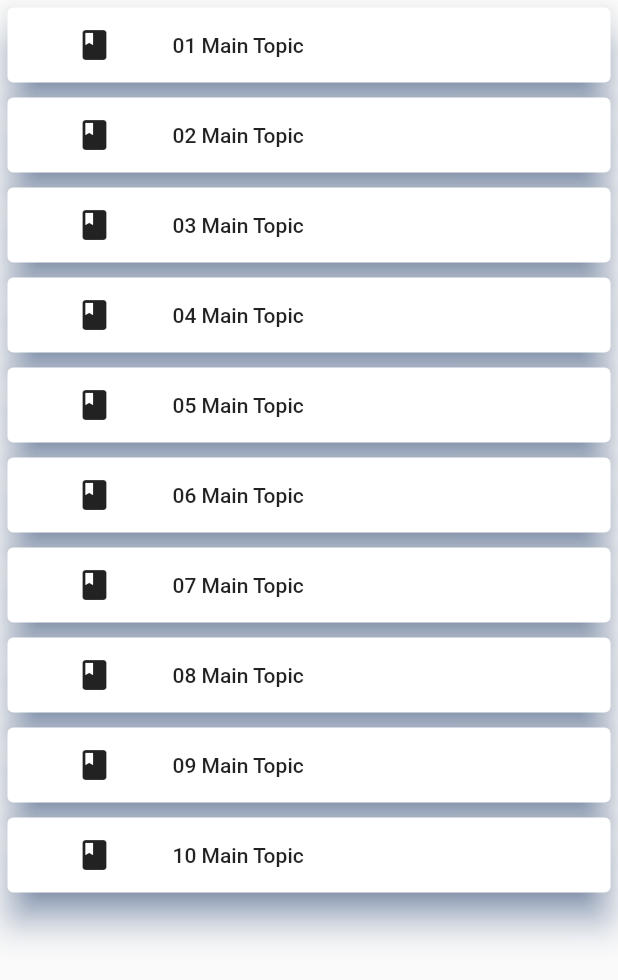
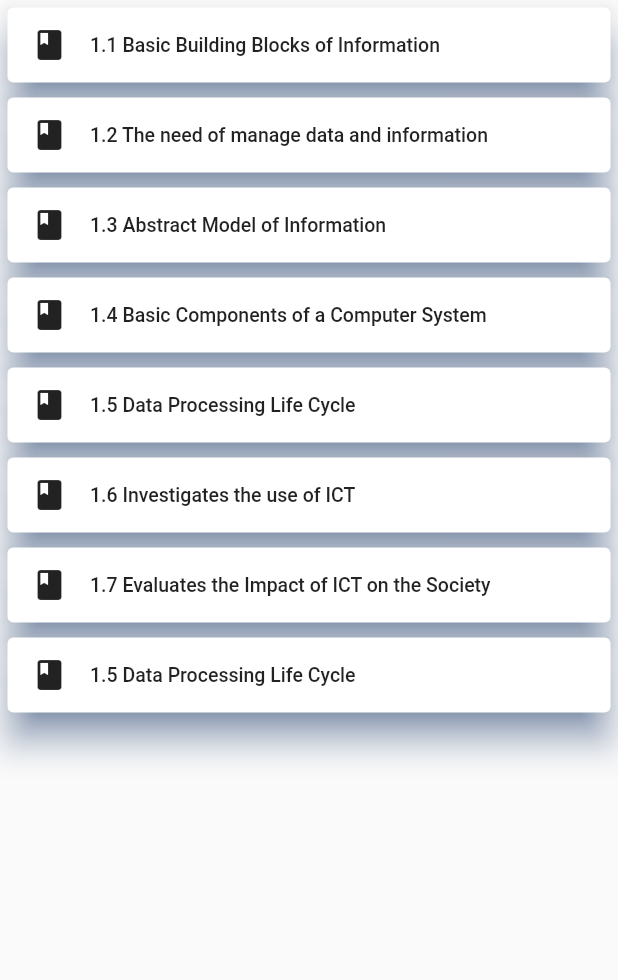
Before and after one commit to nawodyaonline/note_app, a Flutter app: the ItList screen opened by its route, on a phone screen of 412 x 824 dp. Shown: the top 980 px of the screen. Run offline on Flutter 3.47's test engine with Material 2 defaults, Android fonts, the phone set to English and light mode, and no system bars; missing offline and left inert: flutter_plugin_pdf_viewer.

Commit message:
Added ICT lessons

```diff
--- a/lib/Screens/it_topics.dart
+++ b/lib/Screens/it_topics.dart
@@ -10,44 +10,36 @@ class ItList extends StatelessWidget {
           scrollDirection: Axis.vertical,
           children: <Widget>[
             TopicCard(
-              mainTopic: '01 Main Topic',
-              subTopic: 'This is a test Run',
+              mainTopic: '1.1 Basic Building Blocks of Information',
+              pdfLink: 'assets/ict_1_1.pdf',
             ),
             TopicCard(
-              mainTopic: '02 Main Topic',
-              subTopic: 'This is a test Run',
+              mainTopic: '1.2 The need of manage data and information',
+              pdfLink: 'assets/ict_1_2.pdf',
             ),
             TopicCard(
-              mainTopic: '03 Main Topic',
-              subTopic: 'This is a test Run',
+              mainTopic: '1.3 Abstract Model of Information ',
+              pdfLink: 'assets/ict_1_3.pdf',
             ),
             TopicCard(
-              mainTopic: '04 Main Topic',
-              subTopic: 'This is a test Run',
+              mainTopic: '1.4 Basic Components of a Computer System ',
+              pdfLink: 'assets/ict_1_4.pdf',
             ),
             TopicCard(
-              mainTopic: '05 Main Topic',
-              subTopic: 'This is a test Run',
+              mainTopic: '1.5 Data Processing Life Cycle',
+              pdfLink: 'assets/ict_1_5.pdf',
             ),
             TopicCard(
-              mainTopic: '06 Main Topic',
-              subTopic: 'This is a test Run',
+              mainTopic: '1.6 Investigates the use of ICT',
+              pdfLink: 'assets/ict_1_6.pdf',
             ),
             TopicCard(
-              mainTopic: '07 Main Topic',
-              subTopic: 'This is a test Run',
+              mainTopic: '1.7 Evaluates the Impact of ICT on the Society',
+              pdfLink: 'assets/ict_1_7.pdf',
             ),
             TopicCard(
-              mainTopic: '08 Main Topic',
-              subTopic: 'This is a test Run',
-            ),
-            TopicCard(
-              mainTopic: '09 Main Topic',
-              subTopic: 'This is a test Run',
-            ),
-            TopicCard(
-              mainTopic: '10 Main Topic',
-              subTopic: 'This is a test Run',
+              mainTopic: '1.5 Data Processing Life Cycle',
+              pdfLink: 'assets/ict_1_5.pdf',
             ),
           ],
         ),
--- a/lib/main.dart
+++ b/lib/main.dart
@@ -1,7 +1,6 @@
 import 'package:flutter/material.dart';
 import 'package:note_app/Screens/home.dart';
 import 'package:note_app/Screens/it_topics.dart';
-import 'package:note_app/Screens/pdf_viewer.dart';
 import 'package:provider/provider.dart';
 
 import 'package:note_app/Screens/app.dart';
@@ -28,7 +27,6 @@ class MyApp extends StatelessWidget {
           '/signin': (context) => Login(),
           '/home': (context) => Home(),
           '/ict': (context) => ItList(),
-          '/pdf_viewer': (context) => PdfViewer(),
         },
       ),
     );
--- a/lib/models/main_topic.dart
+++ b/lib/models/main_topic.dart
@@ -1,10 +1,11 @@
 import 'package:flutter/material.dart';
+import 'package:note_app/Screens/pdf_viewer.dart';
 
 class TopicCard extends StatelessWidget {
   final String mainTopic;
-  final String subTopic;
+  final String pdfLink;
 
-  TopicCard({@required this.mainTopic, @required this.subTopic});
+  TopicCard({@required this.mainTopic, this.pdfLink});
 
   @override
   Widget build(BuildContext context) {
@@ -15,21 +16,28 @@ class TopicCard extends StatelessWidget {
       child: FlatButton(
         height: 50,
         onPressed: () {
-          Navigator.pushNamed(context, '/pdf_viewer');
+          Navigator.push(
+            context,
+            MaterialPageRoute(
+              builder: (context) => PdfViewer(
+                pdf: pdfLink,
+                topic: Text(mainTopic),
+              ),
+            ),
+          );
         },
         child: Row(
-          // mainAxisAlignment: MainAxisAlignment.spaceEvenly,
           children: [
-            SizedBox(
-              width: 30,
-            ),
             Icon(
               Icons.book,
             ),
             SizedBox(
-              width: 40,
+              width: 15,
             ),
-            Text(mainTopic),
+            Text(
+              mainTopic,
+              style: TextStyle(fontSize: 13),
+            ),
           ],
         ),
       ),
```
Also changed, not shown: lib/Screens/pdf_viewer.dart (+17 -4 lines), 7 other files.
